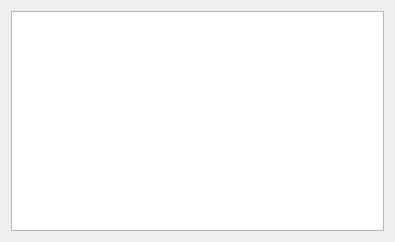
The window that micromechanics_indentationGUI/DialogAbout.ui (micromechanics/indentationGUI) describes before a commit, drawn with Qt 5.
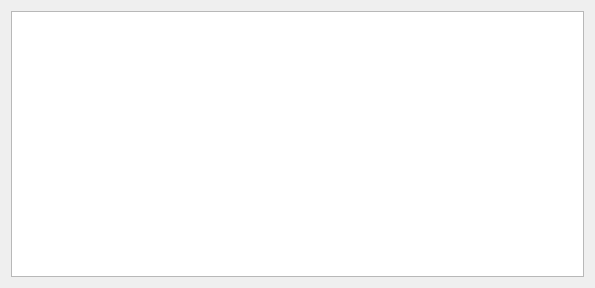
The same window after the commit.

Commit message: Add update note to "About" dialog

```diff
--- a/micromechanics_indentationGUI/DialogAbout.ui
+++ b/micromechanics_indentationGUI/DialogAbout.ui
@@ -6,8 +6,8 @@
    <rect>
     <x>0</x>
     <y>0</y>
-    <width>395</width>
-    <height>242</height>
+    <width>595</width>
+    <height>288</height>
    </rect>
   </property>
   <property name="windowTitle">
```
The commit also changes 5 other files.
